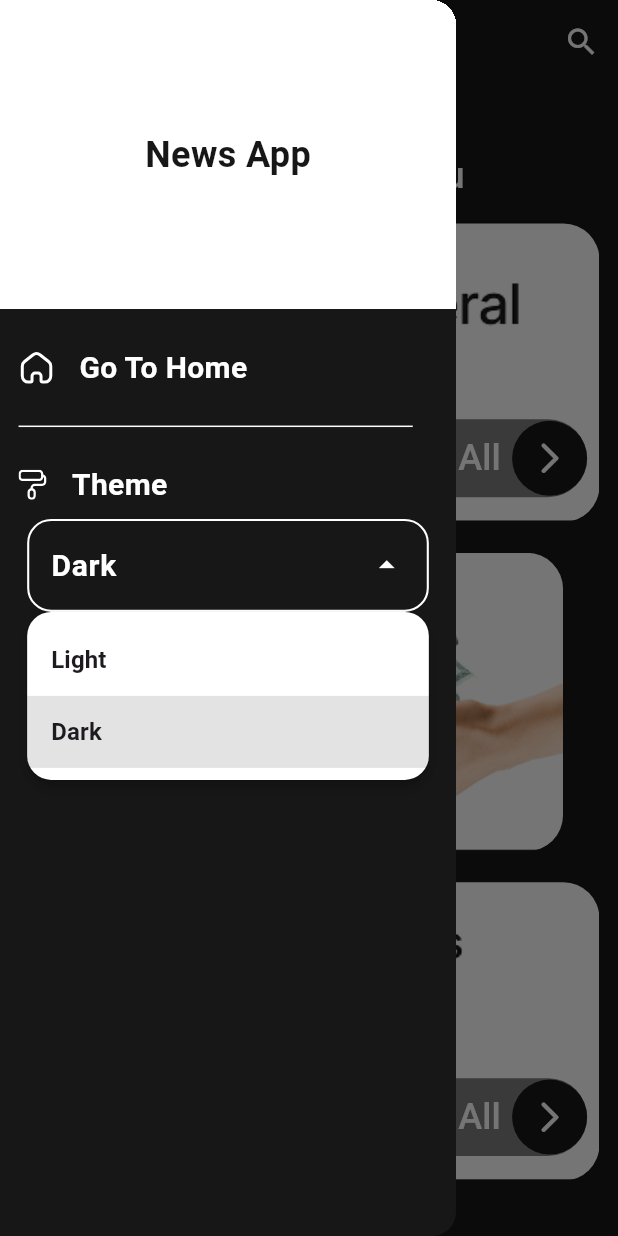
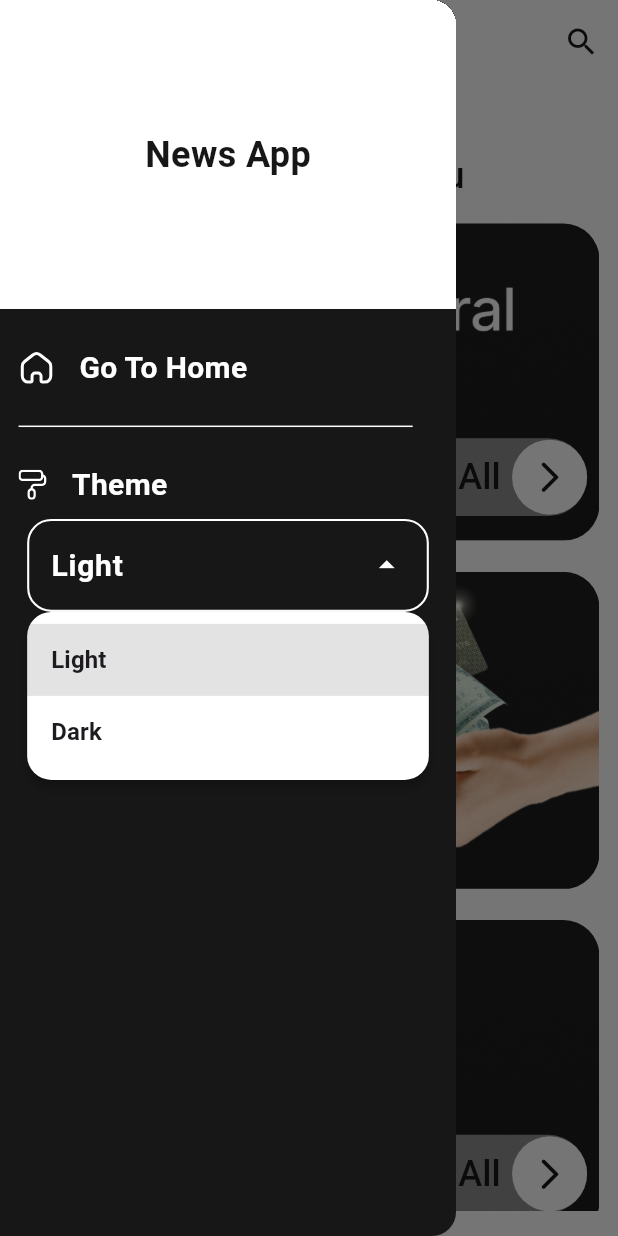
Before and after one commit to AYAEMAD0/News, a Flutter app: the screen it shows after launch, in the side drawer, after a tap on the "arrow drop down" icon, on a phone screen of 412 x 824 dp. Run offline on Flutter 3.47's test engine with Material 3 defaults, Android fonts, the phone set to English and light mode, and no system bars; our stand-ins replace cached_network_image, flutter_svg, get_time_ago, google_fonts, shared_preferences; Roboto replaces fonts that are missing (Tajawal).

Commit message:
+ cash theme using shared preference

```diff
--- /dev/null
+++ b/lib/core/helper/shared_check_helper.dart
@@ -0,0 +1,17 @@
+import 'package:shared_preferences/shared_preferences.dart';
+
+class SharedCheckHelper{
+  static SharedPreferences? prefs;
+  static const String themeKey = 'isThemeDark';
+
+  static Future init()async{
+    prefs=await SharedPreferences.getInstance();
+  }
+  static Future<bool> getTheme()async{
+    return prefs?.getBool(themeKey) ?? false;
+  }
+  static Future<void> setTheme(value)async{
+    await prefs?.setBool(themeKey,value) ;
+  }
+
+}
--- a/lib/main.dart
+++ b/lib/main.dart
@@ -1,14 +1,18 @@
 import 'package:flutter/material.dart';
+import 'package:news/core/helper/shared_check_helper.dart';
 import 'package:news/core/theme/app_theme.dart';
 import 'package:news/features/views/home/home_view.dart';
 import 'package:news/provider/theme_provider/theme_provider.dart';
 import 'package:provider/provider.dart';
 import 'core/routing/routes.dart';
 
-void main() {
+void main() async {
+  WidgetsFlutterBinding.ensureInitialized();
+  await SharedCheckHelper.init();
+  final bool isDark = await SharedCheckHelper.getTheme();
   runApp(
     ChangeNotifierProvider(
-      create: (context) => ThemeProvider(),
+      create: (context) => ThemeProvider(isDark),
       child: const MyApp(),
     ),
   );
@@ -18,12 +22,13 @@ class MyApp extends StatelessWidget {
   const MyApp({super.key});
   @override
   Widget build(BuildContext context) {
+    var theme=Provider.of<ThemeProvider>(context);
     return MaterialApp(
       debugShowCheckedModeBanner: false,
       routes: {Routes.homeRouteName: (context) => HomeView()},
       theme: AppTheme.themeLight,
       darkTheme: AppTheme.themeDark,
-      themeMode: Provider.of<ThemeProvider>(context).themeApp,
+      themeMode:theme.themeApp ,
       initialRoute: Routes.homeRouteName,
     );
   }
--- a/lib/provider/theme_provider/theme_provider.dart
+++ b/lib/provider/theme_provider/theme_provider.dart
@@ -1,15 +1,21 @@
 import 'package:flutter/material.dart';
+import 'package:news/core/helper/shared_check_helper.dart';
+
 class ThemeProvider extends ChangeNotifier {
-  late ThemeMode themeApp = ThemeMode.dark;
-  Future<void> changeTheme(newTheme) async {
+  late ThemeMode themeApp;
+
+  ThemeProvider(bool isDark) {
+    themeApp = isDark ? ThemeMode.dark : ThemeMode.light;
+  }
+  Future<void> changeTheme(ThemeMode newTheme) async {
     if (newTheme == themeApp) {
       return;
     } else {
       themeApp = newTheme;
     }
+    await SharedCheckHelper.setTheme(isDark());
     notifyListeners();
   }
-
   bool isDark() {
     return themeApp == ThemeMode.dark;
   }
```
